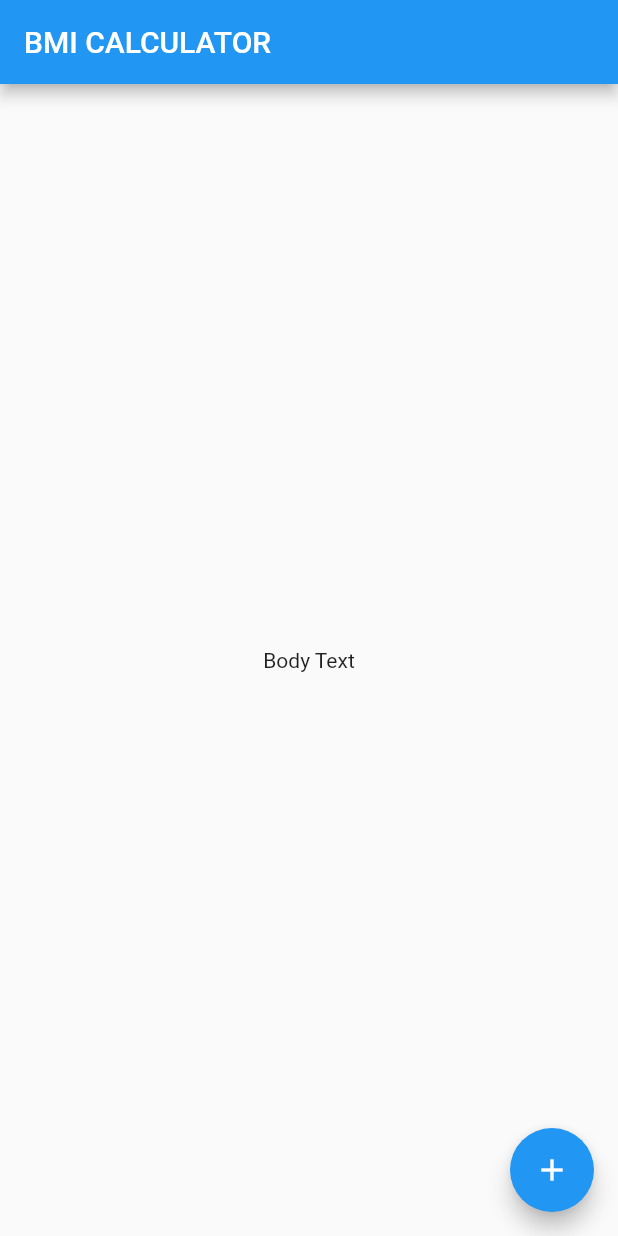
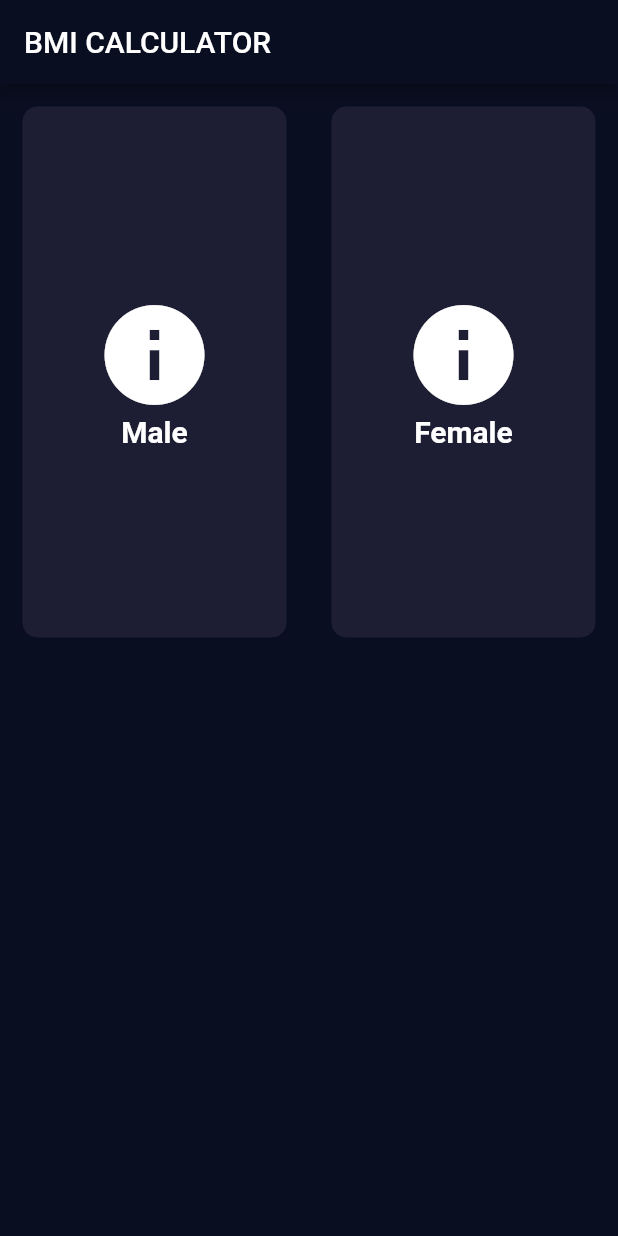
Before and after one commit to haroonkhan9426/BMI-Calculator-Flutter-, a Flutter app: the screen it shows after launch, on a phone screen of 412 x 824 dp. Run offline on Flutter 3.47's test engine with Material 2 defaults, Android fonts, the phone set to English and light mode, and no system bars.

Commit message:
Custom theme added, new custom reusable card widget added

```diff
--- /dev/null
+++ b/lib/custom_widgets/resuable_card.dart
@@ -0,0 +1,36 @@
+import 'package:flutter/material.dart';
+
+class ReusableCard extends StatelessWidget {
+  final IconData icon;
+  final String title;
+  final Color color;
+
+  ReusableCard({@required this.icon, @required this.title, this.color});
+
+  @override
+  Widget build(BuildContext context) {
+    return Expanded(
+      child: Container(
+        margin: EdgeInsets.all(15.0),
+        decoration: BoxDecoration(
+          color: Color(0xFF1D1E33),
+          borderRadius: BorderRadius.circular(10.0),
+        ),
+        child: Column(
+          mainAxisAlignment: MainAxisAlignment.center,
+          children: <Widget>[
+            Icon(
+              icon,
+              size: 80.0,
+              color: Colors.white,
+            ),
+            Text(
+              title,
+              style: TextStyle(fontSize: 20.0, fontWeight: FontWeight.bold),
+            ),
+          ],
+        ),
+      ),
+    );
+  }
+}
--- a/lib/main.dart
+++ b/lib/main.dart
@@ -7,6 +7,10 @@ class BMICalculator extends StatelessWidget {
   @override
   Widget build(BuildContext context) {
     return MaterialApp(
+      theme: ThemeData.dark().copyWith(
+        primaryColor: Color(0xFF0A0E21),
+        scaffoldBackgroundColor: Color(0xFF0A0E21),
+      ),
       home: InputPage(),
     );
   }
--- a/lib/screens/input_page.dart
+++ b/lib/screens/input_page.dart
@@ -1,4 +1,11 @@
 import 'package:flutter/material.dart';
+import 'package:bmi_calculator_flutter/custom_widgets/resuable_card.dart';
+
+enum Gender { male, female }
+
+const activeCardColor = Color(0xFF1D1E33);
+const inActiveCardColor = Color(0xFF111328);
+const bottomSheetColor = Color(0xFF111328);
 
 class InputPage extends StatefulWidget {
   @override
@@ -12,12 +19,39 @@ class _InputPageState extends State<InputPage> {
       appBar: AppBar(
         title: Text('BMI CALCULATOR'),
       ),
-      body: Center(
-        child: Text('Body Text'),
-      ),
-      floatingActionButton: FloatingActionButton(
-        child: Icon(Icons.add),
-      ),
+      body: _renderBasicSkeleton(),
+    );
+  }
+
+  Widget _renderBasicSkeleton() {
+    return Column(
+      children: <Widget>[
+        Expanded(
+          child: Row(
+            children: <Widget>[
+              ReusableCard(
+                icon: Icons.info,
+                title: 'Male',
+                color: inActiveCardColor,
+              ),
+              ReusableCard(
+                icon: Icons.info,
+                title: 'Female',
+                color: activeCardColor,
+              ),
+            ],
+          ),
+        ),
+//        ReusableCard(),
+        Expanded(
+          child: Row(
+            children: <Widget>[
+//              ReusableCard(),
+//              ReusableCard(),
+            ],
+          ),
+        ),
+      ],
     );
   }
 }
```
